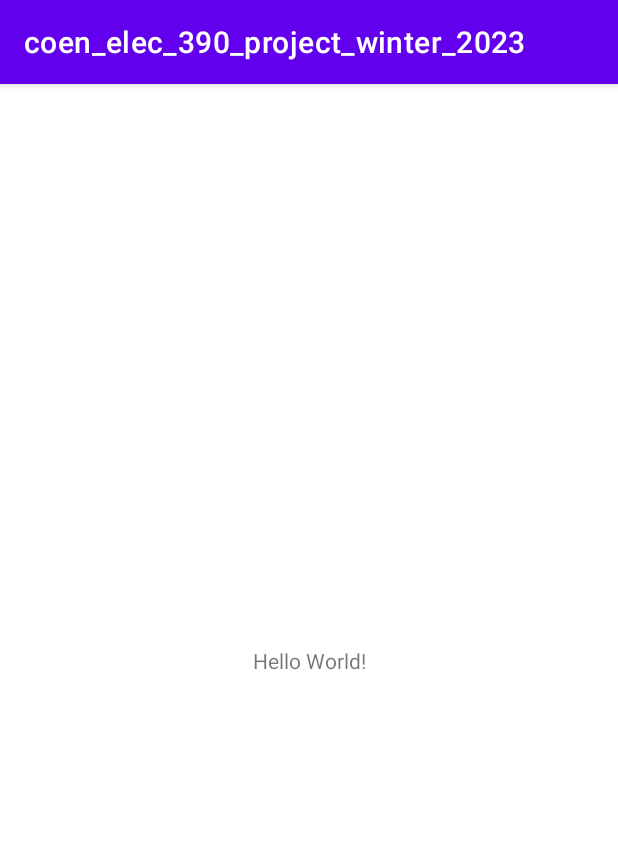
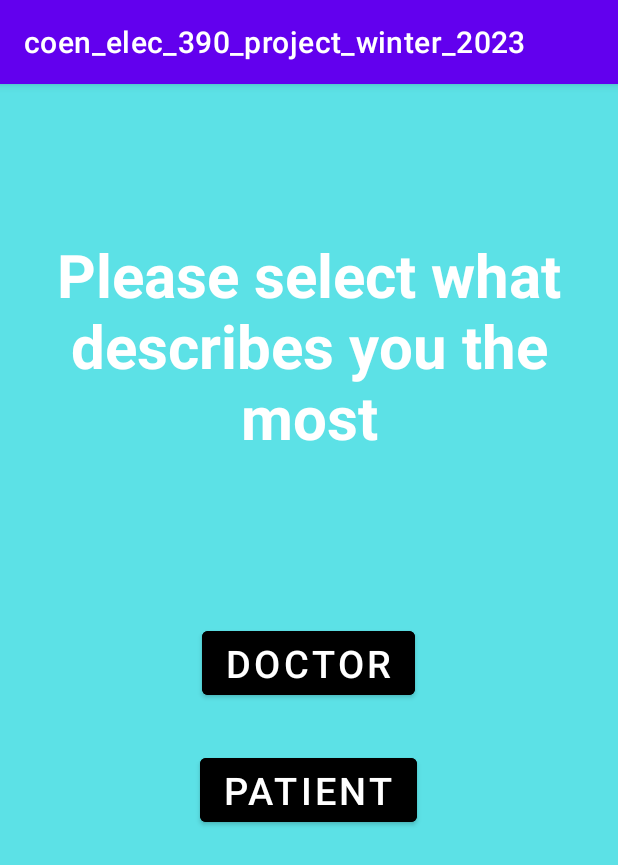
Before and after one commit to BayanAlsalem/coen_elec_390_project_winter_2023, an Android app: the MainActivity screen opened directly, with no data from a screen before it, on a phone screen of 412 x 824 dp. Shown: the top 865 px of the screen. Run offline under Robolectric (Android 15) with nearby library versions, the phone set to English and light mode, and no system bars.

Commit message:
Main Activity Screen

```diff
--- a/app/src/main/java/com/example/coen_elec_390_project_winter_2023/MainActivity.java
+++ b/app/src/main/java/com/example/coen_elec_390_project_winter_2023/MainActivity.java
@@ -2,13 +2,43 @@ package com.example.coen_elec_390_project_winter_2023;
 
 import androidx.appcompat.app.AppCompatActivity;
 
+import android.content.Intent;
 import android.os.Bundle;
+import android.view.View;
+import android.widget.Button;
 
 public class MainActivity extends AppCompatActivity {
+    private Button doctorBtn;
+    private Button patientBtn;
 
     @Override
     protected void onCreate(Bundle savedInstanceState) {
         super.onCreate(savedInstanceState);
         setContentView(R.layout.activity_main);
+
+        // initialize views
+        doctorBtn = findViewById(R.id.doctorBtnID);
+        patientBtn = findViewById(R.id.patientBtnID);
+
+        doctorBtn.setOnClickListener(new View.OnClickListener() {
+            @Override
+            public void onClick(View view) {
+                Intent intent = new Intent(MainActivity.this, SignupActivity.class);
+                startActivity(intent);
+            }
+        });
+        patientBtn.setOnClickListener(new View.OnClickListener() {
+            @Override
+            public void onClick(View view) {
+                Intent intent = new Intent(MainActivity.this, SignupActivity.class);
+                startActivity(intent);
+            }
+        });
+
+
+
+
     }
+
+
 }
--- a/app/src/main/res/layout/activity_main.xml
+++ b/app/src/main/res/layout/activity_main.xml
@@ -1,18 +1,54 @@
 <?xml version="1.0" encoding="utf-8"?>
-<androidx.constraintlayout.widget.ConstraintLayout xmlns:android="http://schemas.android.com/apk/res/android"
-    xmlns:app="http://schemas.android.com/apk/res-auto"
-    xmlns:tools="http://schemas.android.com/tools"
+<LinearLayout
+    xmlns:android="http://schemas.android.com/apk/res/android"
     android:layout_width="match_parent"
     android:layout_height="match_parent"
-    tools:context=".MainActivity">
+    android:orientation="vertical"
+    android:id="@+id/mainactivityID"
+    android:background="#5CE1E6"
+    android:layout_gravity="center"
+    >
 
     <TextView
+        android:id="@+id/title"
         android:layout_width="wrap_content"
         android:layout_height="wrap_content"
-        android:text="Hello World!"
-        app:layout_constraintBottom_toBottomOf="parent"
-        app:layout_constraintEnd_toEndOf="parent"
-        app:layout_constraintStart_toStartOf="parent"
-        app:layout_constraintTop_toTopOf="parent" />
+        android:text="Please select what describes you the most"
+        android:layout_gravity="center"
+        android:gravity="center"
 
-</androidx.constraintlayout.widget.ConstraintLayout>
+        android:textSize="40sp"
+        android:textColor="@color/white"
+        android:textStyle="bold"
+        android:layout_marginTop="100dp"
+        android:layout_marginBottom="100dp"
+        />
+
+
+    <Button
+        android:id="@+id/doctorBtnID"
+        android:layout_width="wrap_content"
+        android:layout_height="wrap_content"
+        android:text="Doctor"
+        android:layout_gravity="center"
+        android:layout_marginTop="10dp"
+        android:layout_marginBottom="20dp"
+        android:backgroundTint="@color/black"
+        android:textSize="25sp"
+
+        />
+
+
+    <Button
+        android:id="@+id/patientBtnID"
+        android:layout_width="wrap_content"
+        android:layout_height="wrap_content"
+        android:text="Patient"
+        android:layout_gravity="center"
+        android:layout_marginTop="10dp"
+        android:layout_marginBottom="20dp"
+        android:backgroundTint="@color/black"
+        android:textSize="25sp"
+        />
+
+</LinearLayout>
```
Also changed, not shown: app/src/main/res/drawable/flex_connected_logo.png (added).
